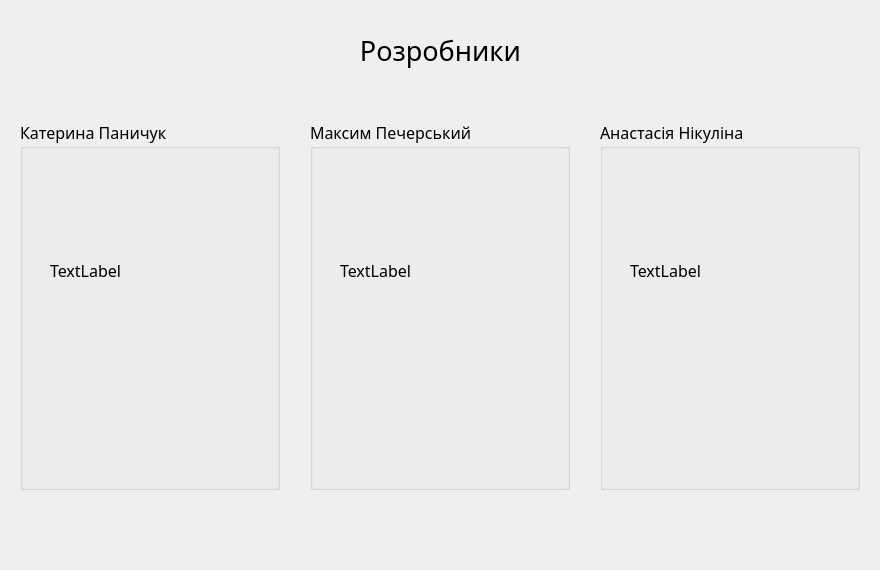
First picture: the form in Syzygy/developersform.ui, repository maxpe3447/SyZyGy, before the edit.
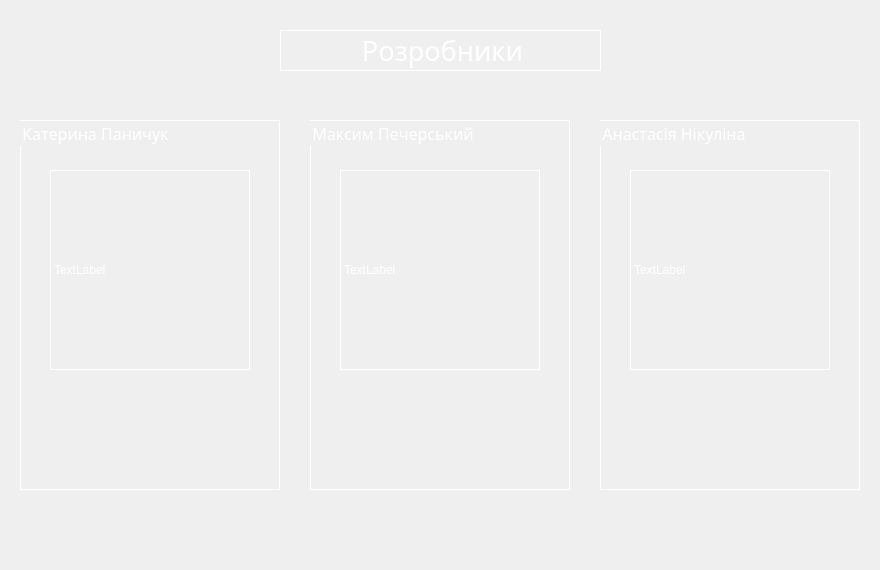
Second picture: the form after the edit. Icons and pictures are not drawn.

Commit message: new vers forms

The edit to the form file:
```diff
--- a/Syzygy/developersform.ui
+++ b/Syzygy/developersform.ui
@@ -31,6 +31,13 @@
      <pointsize>12</pointsize>
     </font>
    </property>
+   <property name="styleSheet">
+    <string notr="true">background: transparent;
+color: rgb(255, 255, 255);
+border-style: outset;
+border-width: 1px;
+border-color: rgb(255, 255, 255)</string>
+   </property>
    <property name="title">
     <string>Катерина Паничук</string>
    </property>
@@ -63,6 +70,13 @@
      <pointsize>12</pointsize>
     </font>
    </property>
+   <property name="styleSheet">
+    <string notr="true">background: transparent;
+color: rgb(255, 255, 255);
+border-style: outset;
+border-width: 1px;
+border-color: rgb(255, 255, 255)</string>
+   </property>
    <property name="title">
     <string>Максим Печерський</string>
    </property>
@@ -95,6 +109,13 @@
      <pointsize>12</pointsize>
     </font>
    </property>
+   <property name="styleSheet">
+    <string notr="true">background: transparent;
+color: rgb(255, 255, 255);
+border-style: outset;
+border-width: 1px;
+border-color: rgb(255, 255, 255)</string>
+   </property>
    <property name="title">
     <string>Анастасія Нікуліна</string>
    </property>
@@ -127,6 +148,13 @@
      <pointsize>12</pointsize>
     </font>
    </property>
+   <property name="styleSheet">
+    <string notr="true">background: transparent;
+color: rgb(255, 255, 255);
+border-style: outset;
+border-width: 1px;
+border-color: rgb(255, 255, 255)</string>
+   </property>
    <property name="text">
     <string>&lt;html&gt;&lt;head/&gt;&lt;body&gt;&lt;p align=&quot;center&quot;&gt;&lt;span style=&quot; font-size:20pt;&quot;&gt;Розробники&lt;/span&gt;&lt;/p&gt;&lt;/body&gt;&lt;/html&gt;</string>
    </property>
```
The commit also changes 5 other files.
